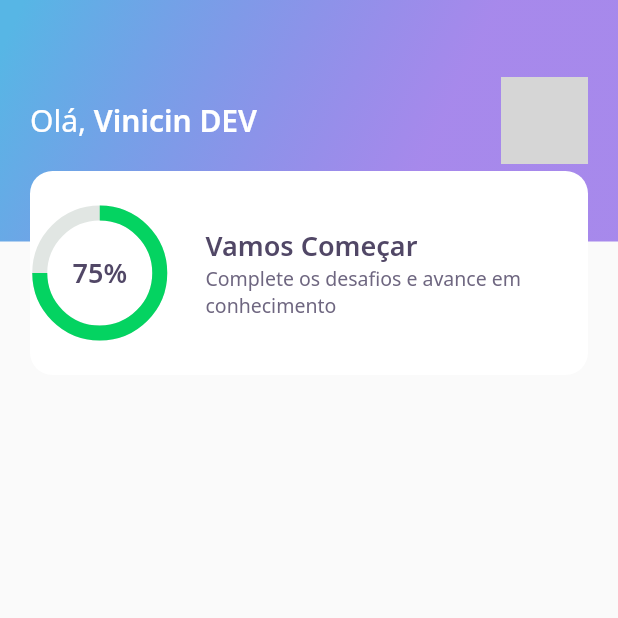
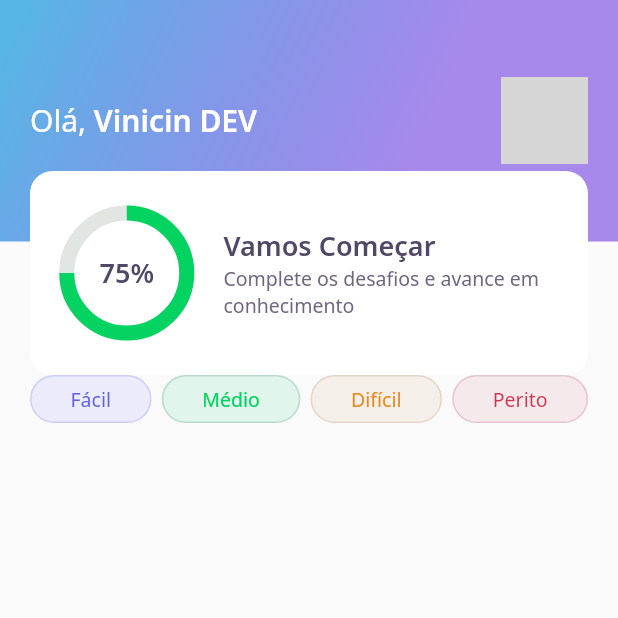
Before and after one commit to viniciusLambert/devquiz, a Flutter app: the screen it shows after launch, on a phone screen of 412 x 824 dp, the top half of it. Run offline on Flutter 3.47's test engine with Material 2 defaults, Android fonts, the phone set to English and light mode, and no system bars; our stand-ins replace google_fonts; network calls fail; grey boxes are pictures that could not be loaded.

Commit message:
add dificulties buttons to home page

```diff
--- a/lib/home/home_page.dart
+++ b/lib/home/home_page.dart
@@ -1,4 +1,5 @@
 import 'package:DevQuiz/home/widgets/appbar/app_bar_widget.dart';
+import 'package:DevQuiz/home/widgets/level_button/level_button_widget.dart';
 import 'package:flutter/material.dart';
 
 class HomePage extends StatefulWidget {
@@ -13,6 +14,26 @@ class _HomePageState extends State<HomePage> {
   Widget build(BuildContext context) {
     return Scaffold(
       appBar: AppBarWidget(),
+      body: Padding(
+        padding: const EdgeInsets.symmetric(horizontal: 20),
+        child: Row(
+          mainAxisAlignment: MainAxisAlignment.spaceBetween,
+          children: [
+            LevelButtomWidget(
+              label: "Fácil",
+            ),
+            LevelButtomWidget(
+              label: "Médio",
+            ),
+            LevelButtomWidget(
+              label: "Difícil",
+            ),
+            LevelButtomWidget(
+              label: "Perito",
+            ),
+          ],
+        ),
+      ),
     );
   }
 }
--- /dev/null
+++ b/lib/home/widgets/level_button/level_button_widget.dart
@@ -0,0 +1,56 @@
+import 'package:DevQuiz/core/app_colors.dart';
+import 'package:DevQuiz/core/app_text_styles.dart';
+import 'package:flutter/material.dart';
+import 'package:google_fonts/google_fonts.dart';
+
+class LevelButtomWidget extends StatelessWidget {
+  final String label;
+  LevelButtomWidget({
+    Key? key,
+    required this.label,
+  })   : assert(["Fácil", "Médio", "Difícil", "Perito"].contains(label)),
+        super(key: key);
+
+  final config = {
+    "Fácil": {
+      "color": AppColors.levelButtonFacil,
+      "borderColor": AppColors.levelButtonBorderFacil,
+      "fontColor": AppColors.levelButtonTextFacil
+    },
+    "Médio": {
+      "color": AppColors.levelButtonMedio,
+      "borderColor": AppColors.levelButtonBorderMedio,
+      "fontColor": AppColors.levelButtonTextMedio
+    },
+    "Difícil": {
+      "color": AppColors.levelButtonDificil,
+      "borderColor": AppColors.levelButtonBorderDificil,
+      "fontColor": AppColors.levelButtonTextDificil
+    },
+    "Perito": {
+      "color": AppColors.levelButtonPerito,
+      "borderColor": AppColors.levelButtonBorderPerito,
+      "fontColor": AppColors.levelButtonTextPerito
+    },
+  };
+
+  Color get color => config[label]!['color']!;
+  Color get borderColor => config[label]!['borderColor']!;
+  Color get fontColor => config[label]!['fontColor']!;
+
+  @override
+  Widget build(BuildContext context) {
+    return Container(
+      decoration: BoxDecoration(
+        color: color,
+        border: Border.fromBorderSide(BorderSide(color: borderColor)),
+        borderRadius: BorderRadius.circular(28),
+      ),
+      child: Padding(
+        padding: const EdgeInsets.symmetric(horizontal: 26, vertical: 6),
+        child: Text(label,
+            style: GoogleFonts.notoSans(color: fontColor, fontSize: 13)),
+      ),
+    );
+  }
+}
--- a/lib/home/widgets/score_card/score_card_widget.dart
+++ b/lib/home/widgets/score_card/score_card_widget.dart
@@ -14,7 +14,10 @@ class ScoreCardWidget extends StatelessWidget {
           height: 136,
           decoration: BoxDecoration(
               color: AppColors.white, borderRadius: BorderRadius.circular(15)),
+          child: Padding(
+            padding: const EdgeInsets.symmetric(horizontal: 24),
             child: Row(
+              crossAxisAlignment: CrossAxisAlignment.center,
               children: [
                 Expanded(
                   flex: 1,
@@ -36,6 +39,7 @@ class ScoreCardWidget extends StatelessWidget {
                   ),
                 )
               ],
+            ),
           )),
     );
   }
```
Lines whose indentation alone changed are shown as unchanged.
